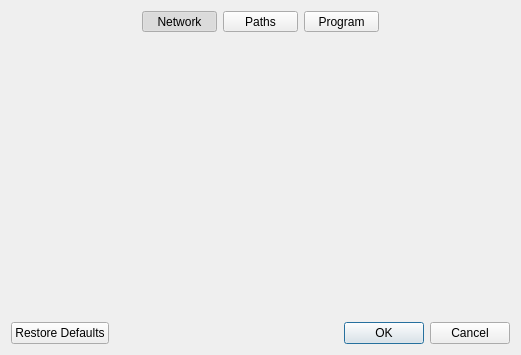
Old version of the form app/ui/res/settings.ui in the repository DYefremov/E2Toolkit.
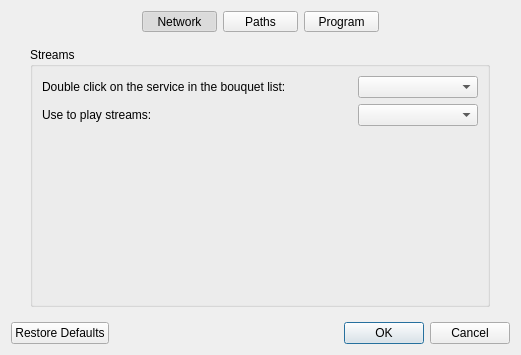
New version of the form. The open tabs and pages were chosen to show the change. Icons and pictures are not drawn.

Commit message: streams playback skeleton

The edit to the form file:
```diff
--- a/app/ui/res/settings.ui
+++ b/app/ui/res/settings.ui
@@ -560,7 +560,123 @@
          </item>
         </layout>
        </widget>
-       <widget class="QWidget" name="program_page"/>
+       <widget class="QWidget" name="program_page">
+        <layout class="QGridLayout" name="gridLayout_4">
+         <item row="0" column="0">
+          <widget class="QGroupBox" name="program_streams_box">
+           <property name="sizePolicy">
+            <sizepolicy hsizetype="Fixed" vsizetype="Preferred">
+             <horstretch>0</horstretch>
+             <verstretch>0</verstretch>
+            </sizepolicy>
+           </property>
+           <property name="minimumSize">
+            <size>
+             <width>460</width>
+             <height>0</height>
+            </size>
+           </property>
+           <property name="title">
+            <string>Streams</string>
+           </property>
+           <layout class="QFormLayout" name="streams_layout">
+            <property name="leftMargin">
+             <number>9</number>
+            </property>
+            <property name="topMargin">
+             <number>9</number>
+            </property>
+            <property name="rightMargin">
+             <number>9</number>
+            </property>
+            <property name="bottomMargin">
+             <number>9</number>
+            </property>
+            <item row="0" column="0">
+             <widget class="QLabel" name="streams_double_click_label">
+              <property name="text">
+               <string>Double click on the service in the bouquet list:</string>
+              </property>
+             </widget>
+            </item>
+            <item row="1" column="0">
+             <widget class="QLabel" name="stream_lib_label">
+              <property name="text">
+               <string>Use to play streams:</string>
+              </property>
+             </widget>
+            </item>
+            <item row="1" column="1">
+             <layout class="QHBoxLayout" name="stream_lib_layout">
+              <item>
+               <spacer name="horizontalSpacer_2">
+                <property name="orientation">
+                 <enum>Qt::Horizontal</enum>
+                </property>
+                <property name="sizeHint" stdset="0">
+                 <size>
+                  <width>40</width>
+                  <height>20</height>
+                 </size>
+                </property>
+               </spacer>
+              </item>
+              <item>
+               <widget class="QComboBox" name="stream_lib_combo_box">
+                <property name="sizePolicy">
+                 <sizepolicy hsizetype="Fixed" vsizetype="Preferred">
+                  <horstretch>0</horstretch>
+                  <verstretch>0</verstretch>
+                 </sizepolicy>
+                </property>
+                <property name="minimumSize">
+                 <size>
+                  <width>120</width>
+                  <height>0</height>
+                 </size>
+                </property>
+               </widget>
+              </item>
+             </layout>
+            </item>
+            <item row="0" column="1">
+             <layout class="QHBoxLayout" name="play_streams_layout_2">
+              <item>
+               <spacer name="horizontalSpacer">
+                <property name="orientation">
+                 <enum>Qt::Horizontal</enum>
+                </property>
+                <property name="sizeHint" stdset="0">
+                 <size>
+                  <width>40</width>
+                  <height>20</height>
+                 </size>
+                </property>
+               </spacer>
+              </item>
+              <item>
+               <widget class="QComboBox" name="play_streams_mode_combo_box">
+                <property name="sizePolicy">
+                 <sizepolicy hsizetype="Fixed" vsizetype="Preferred">
+                  <horstretch>0</horstretch>
+                  <verstretch>0</verstretch>
+                 </sizepolicy>
+                </property>
+                <property name="minimumSize">
+                 <size>
+                  <width>120</width>
+                  <height>0</height>
+                 </size>
+                </property>
+               </widget>
+              </item>
+             </layout>
+            </item>
+           </layout>
+          </widget>
+         </item>
+        </layout>
+       </widget>
       </widget>
      </item>
     </layout>
```
Left out of the diff: 14 changed lines with no effect on the pictures. The commit also changes 9 other files.
